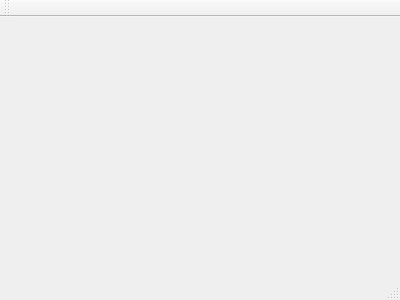
Qt form gpw_project/gpw_app/mainwindow.ui (torrancee/gpwapp) before a commit.
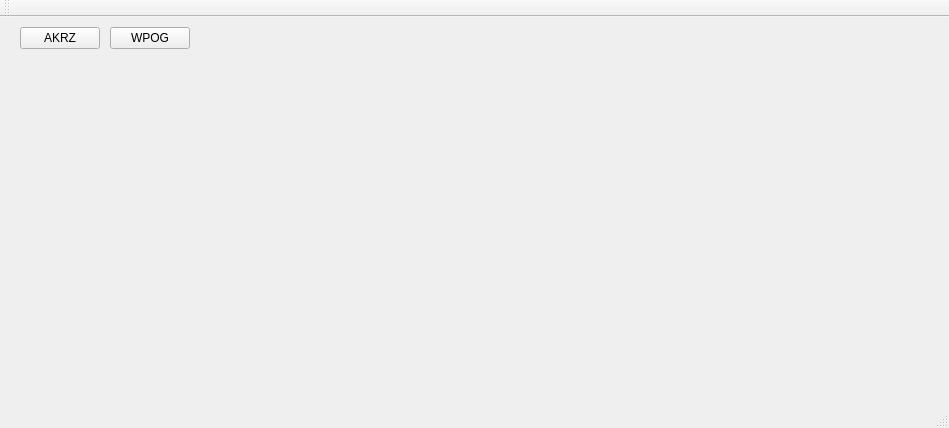
The same form after that commit.

What changed in the file:
```diff
--- a/gpw_project/gpw_app/mainwindow.ui
+++ b/gpw_project/gpw_app/mainwindow.ui
@@ -1,24 +1,69 @@
 <ui version="4.0">
  <class>MainWindow</class>
- <widget class="QMainWindow" name="MainWindow" >
-  <property name="geometry" >
+ <widget class="QMainWindow" name="MainWindow">
+  <property name="geometry">
    <rect>
     <x>0</x>
     <y>0</y>
-    <width>400</width>
-    <height>300</height>
+    <width>949</width>
+    <height>428</height>
    </rect>
   </property>
   <property name="windowTitle" >
    <string>MainWindow</string>
   </property>
-  <widget class="QMenuBar" name="menuBar" />
-  <widget class="QToolBar" name="mainToolBar" />
-  <widget class="QWidget" name="centralWidget" />
-  <widget class="QStatusBar" name="statusBar" />
+  <widget class="QWidget" name="centralWidget">
+   <widget class="QPushButton" name="pushButtonAkrz">
+    <property name="enabled">
+     <bool>true</bool>
+    </property>
+    <property name="geometry">
+     <rect>
+      <x>20</x>
+      <y>10</y>
+      <width>80</width>
+      <height>22</height>
+     </rect>
+    </property>
+    <property name="text">
+     <string>AKRZ</string>
+    </property>
+   </widget>
+   <widget class="QPushButton" name="pushButtonWpog">
+    <property name="geometry">
+     <rect>
+      <x>110</x>
+      <y>10</y>
+      <width>80</width>
+      <height>22</height>
+     </rect>
+    </property>
+    <property name="text">
+     <string>WPOG</string>
+    </property>
+   </widget>
+  </widget>
+  <widget class="QMenuBar" name="menuBar">
+   <property name="geometry">
+    <rect>
+     <x>0</x>
+     <y>0</y>
+     <width>949</width>
+     <height>19</height>
+    </rect>
+   </property>
+  </widget>
+  <widget class="QToolBar" name="mainToolBar">
+   <attribute name="toolBarArea">
+    <enum>TopToolBarArea</enum>
+   </attribute>
+   <attribute name="toolBarBreak">
+    <bool>false</bool>
+   </attribute>
+  </widget>
+  <widget class="QStatusBar" name="statusBar"/>
  </widget>
- <layoutDefault spacing="6" margin="11" />
- <pixmapfunction></pixmapfunction>
+ <layoutdefault spacing="6" margin="11"/>
  <resources/>
  <connections/>
 </ui>
```
Left out of the diff: 3 changed lines with no effect on the pictures.
